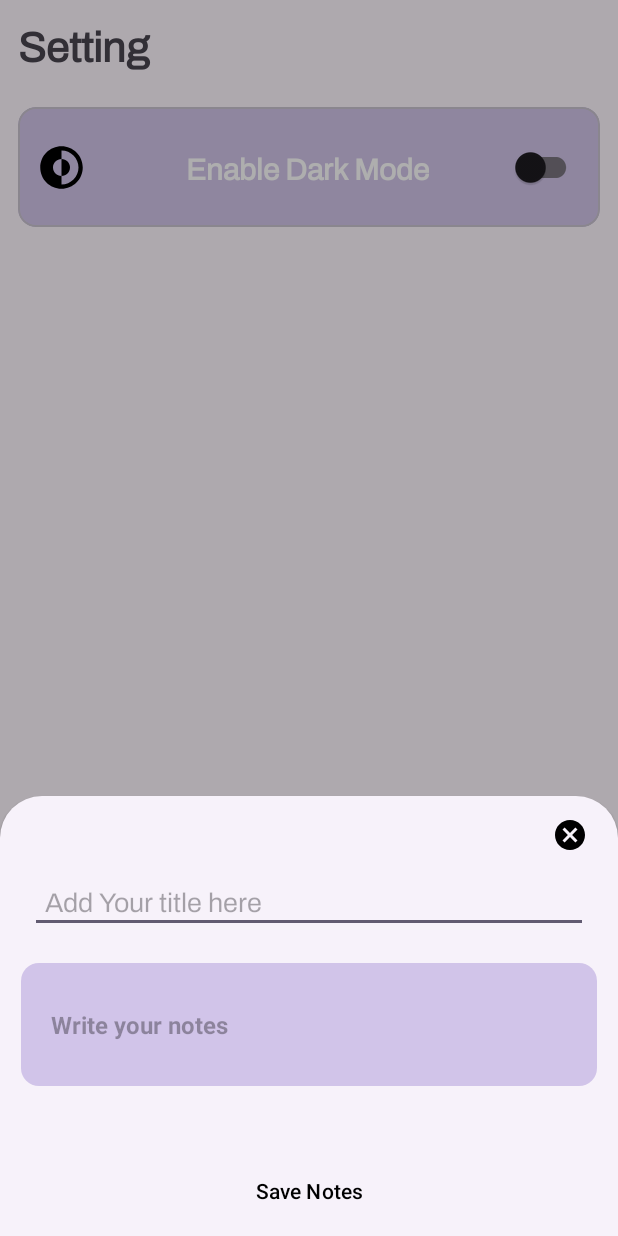
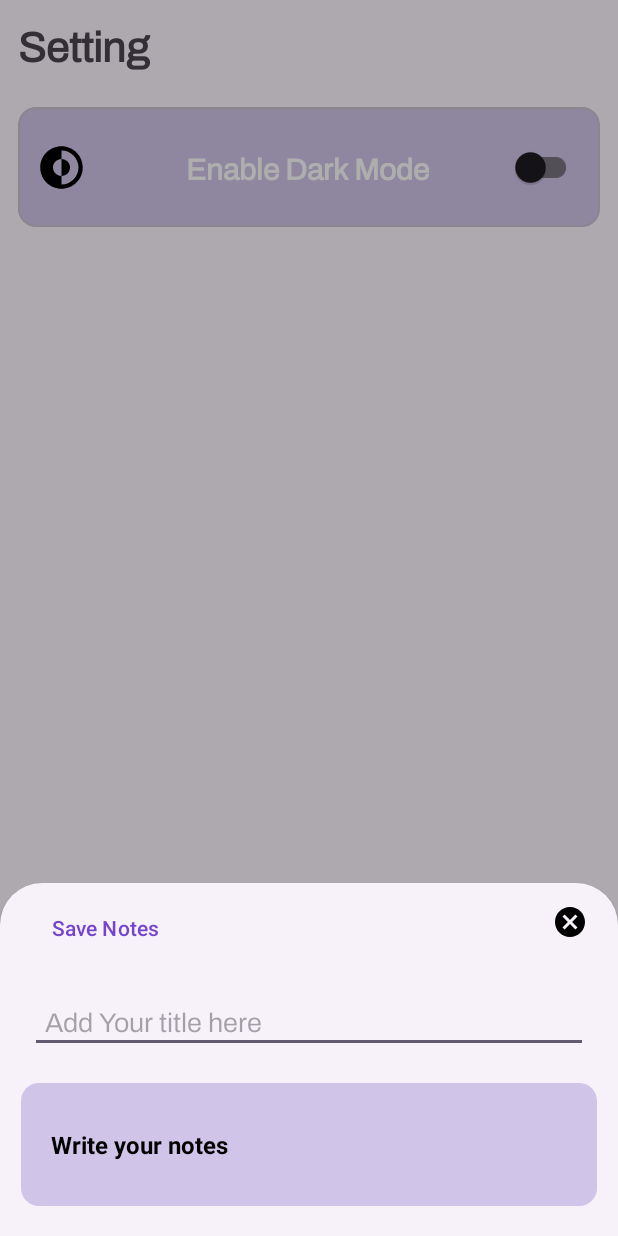
Before and after one commit to Areeb786123/NoteApp, an Android app: the fragment AddNoteSheet placed in its activity, item 2 of the bottom bar chosen, on a phone screen of 412 x 824 dp. Run offline under Robolectric (Android 15) with nearby library versions, the phone set to English and light mode, and no system bars; our stand-ins replace Dagger/Hilt's generated code, navigation-ui; Roboto replaces fonts that are not available here; 1 statement that could not run was skipped.

Commit message:
done some changes

```diff
--- a/app/src/main/res/layout/add_note_bottom_sheet.xml
+++ b/app/src/main/res/layout/add_note_bottom_sheet.xml
@@ -25,7 +25,7 @@
         android:hint="@string/add_your_title"
         android:padding="@dimen/size_10"
         android:textSize="@dimen/font_18"
-        app:layout_constraintTop_toBottomOf="@+id/cancelDialog" />
+        app:layout_constraintTop_toBottomOf="@+id/saveNoteBtn" />
 
 
     <EditText
@@ -34,25 +34,26 @@
         android:layout_height="wrap_content"
         android:layout_marginHorizontal="@dimen/size_14"
         android:layout_marginTop="@dimen/size_20"
+        android:layout_marginBottom="@dimen/size_20"
         android:background="@drawable/bottom_sheet_background"
         android:hint="@string/write_your_notes"
         android:paddingHorizontal="@dimen/size_20"
         android:paddingVertical="@dimen/size_30"
         android:textColor="@color/white"
+        android:textColorHint="@color/black"
         android:textSize="@dimen/font_16"
         android:textStyle="bold"
+        app:layout_constraintBottom_toBottomOf="parent"
         app:layout_constraintTop_toBottomOf="@id/addNoteTitleTextView" />
 
     <com.google.android.material.button.MaterialButton
         android:id="@+id/saveNoteBtn"
         android:layout_width="@dimen/size_140"
         android:layout_height="@dimen/size_60"
-        android:layout_marginTop="@dimen/size_40"
         android:paddingHorizontal="@dimen/size_20"
         android:text="@string/save_notes"
-        android:textColor="@color/black"
-        app:layout_constraintEnd_toEndOf="parent"
+        android:textColor="@color/dark_purple"
         app:layout_constraintStart_toStartOf="parent"
-        app:layout_constraintTop_toBottomOf="@id/addNoteEditText" />
+        app:layout_constraintTop_toTopOf="parent" />
 
 </androidx.constraintlayout.widget.ConstraintLayout>
```
